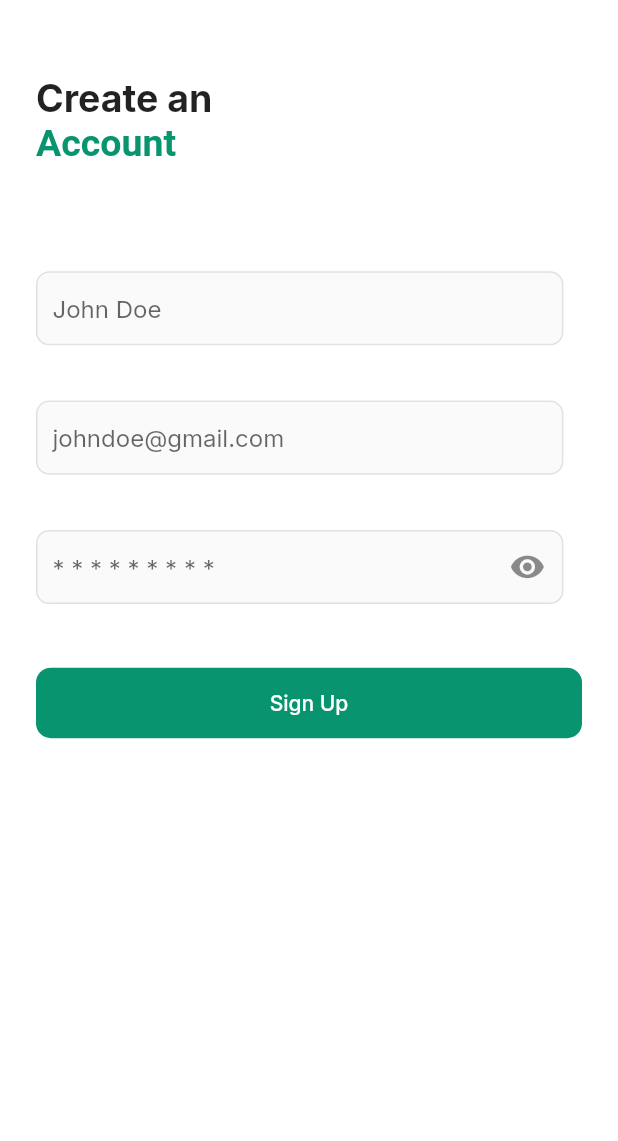
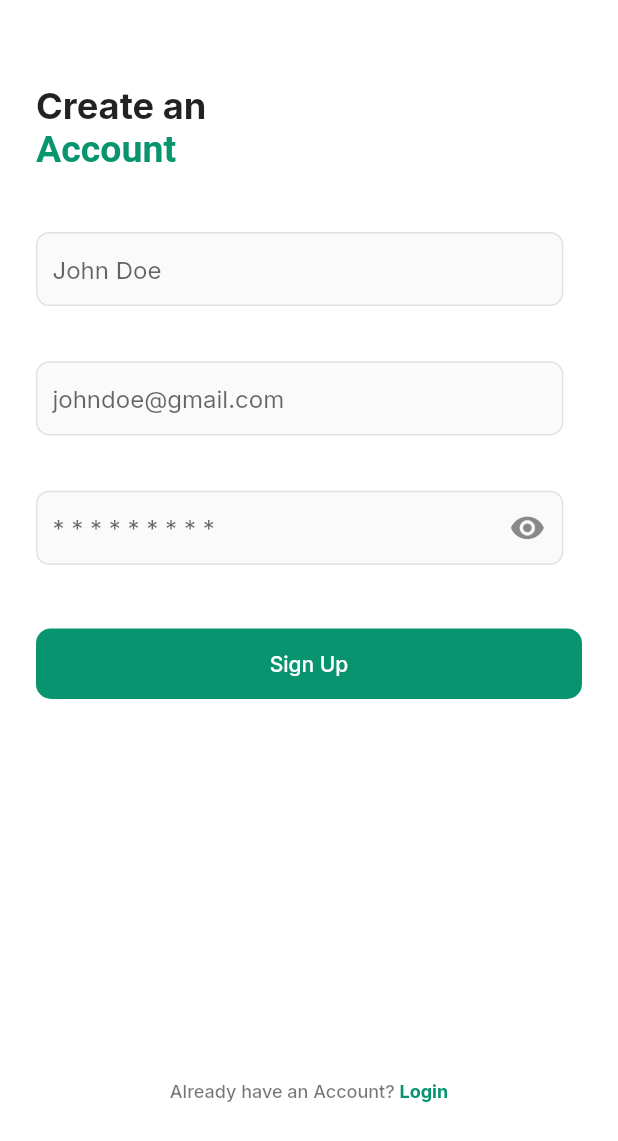
Before and after one commit to this-kin/AuthEase-Light-And-Dark-Theme, a Flutter app: the Register screen opened by its route, on a phone screen of 412 x 824 dp. Shown: the top 1141 px of the screen. Run offline on Flutter 3.47's test engine with Material 2 defaults, Android fonts, the phone set to English and light mode, and no system bars; our stand-ins replace flutter_riverpod, flutter_screenutil, freezed_annotation, google_fonts, hooks_riverpod.

Commit message:
[added] sign up

```diff
--- a/lib/modules/login.dart
+++ b/lib/modules/login.dart
@@ -2,6 +2,8 @@ import 'package:flutter/material.dart';
 import 'package:flutter_screenutil/flutter_screenutil.dart';
 import 'package:qoute_app/core/custom_validator.dart';
 import 'package:qoute_app/core/extensions/widget_extension.dart';
+import 'package:qoute_app/core/routes/app_router.dart';
+import 'package:qoute_app/core/routes/route_generator.dart';
 import 'package:qoute_app/widgets/common_widgets/annotated_scaffolder.dart';
 import 'package:qoute_app/widgets/common_widgets/custom_field.dart';
 import 'package:qoute_app/widgets/common_widgets/primary_button.dart';
@@ -70,6 +72,10 @@ class Login extends StatelessWidget {
                     child: SmallSpanText(
                       title: 'Don\'t have an Account? ',
                       subtitle: 'Sign Up',
+                      onPressed: () {
+                        // go to register
+                        RouteGenerator.pushNamed(AppRouter.register);
+                      },
                     ),
                   )
                 ],
--- a/lib/modules/register.dart
+++ b/lib/modules/register.dart
@@ -3,6 +3,7 @@ import 'package:flutter_screenutil/flutter_screenutil.dart';
 import 'package:hooks_riverpod/hooks_riverpod.dart';
 import 'package:qoute_app/core/custom_validator.dart';
 import 'package:qoute_app/core/extensions/widget_extension.dart';
+import 'package:qoute_app/core/routes/route_generator.dart';
 import 'package:qoute_app/widgets/common_widgets/annotated_scaffolder.dart';
 import 'package:qoute_app/widgets/common_widgets/custom_field.dart';
 import 'package:qoute_app/widgets/common_widgets/text_widgets.dart';
@@ -19,6 +20,10 @@ class Register extends HookConsumerWidget {
   Widget build(BuildContext context, WidgetRef ref) {
     return AnnotatedScaffold(
       child: Scaffold(
+        appBar: AppBar(
+          // leading: ,
+          backgroundColor: context.theme.scaffoldBackgroundColor,
+        ),
         backgroundColor: context.theme.scaffoldBackgroundColor,
         body: SafeArea(
           top: true,
@@ -29,12 +34,11 @@ class Register extends HookConsumerWidget {
               child: Column(
                 crossAxisAlignment: CrossAxisAlignment.start,
                 children: [
-                  SizedBox(height: 50.h),
                   SpanText(
                     title: 'Create an\n',
                     subtitle: 'Account',
                   ),
-                  SizedBox(height: 70.h),
+                  SizedBox(height: 40.h),
                   CustomTextField(
                     hintText: 'John Doe',
                     keyboardType: TextInputType.emailAddress,
@@ -63,6 +67,17 @@ class Register extends HookConsumerWidget {
                         // sign up
                       }
                     },
+                  ),
+                  SizedBox(height: 250.h),
+                  Center(
+                    child: SmallSpanText(
+                      title: 'Already have an Account? ',
+                      subtitle: 'Login',
+                      onPressed: () {
+                        // go to register
+                        RouteGenerator.pop();
+                      },
+                    ),
                   )
                 ],
               ),
--- a/lib/widgets/common_widgets/text_widgets.dart
+++ b/lib/widgets/common_widgets/text_widgets.dart
@@ -1,4 +1,5 @@
 import 'package:flutter/material.dart';
+import 'package:flutter_screenutil/flutter_screenutil.dart';
 import 'package:qoute_app/core/extensions/widget_extension.dart';
 
 class SpanText extends StatelessWidget {
@@ -18,7 +19,7 @@ class SpanText extends StatelessWidget {
         text: TextSpan(
           text: title,
           style: context.theme.textTheme.bodyLarge!.copyWith(
-            fontSize: 25,
+            fontSize: 22.sp,
             fontWeight: FontWeight.bold,
           ),
           children: [
@@ -40,16 +41,22 @@ class SpanText extends StatelessWidget {
 class SmallSpanText extends StatelessWidget {
   final String? title;
   final String? subtitle;
+  final VoidCallback? onPressed;
 
   const SmallSpanText({
     super.key,
     this.title,
     this.subtitle,
+    this.onPressed,
   });
 
   @override
   Widget build(BuildContext context) {
     return Container(
+      child: Semantics(
+        button: true,
+        child: InkWell(
+          onTap: onPressed,
           child: RichText(
             text: TextSpan(
               text: title,
@@ -69,6 +76,8 @@ class SmallSpanText extends StatelessWidget {
               ],
             ),
           ),
+        ),
+      ),
     );
   }
 }
--- a/pubspec.yaml
+++ b/pubspec.yaml
@@ -34,6 +34,7 @@ dependencies:
   pinput:
   country_picker:
   hooks_riverpod:
+  flutter_svg:
 
 dev_dependencies:
   flutter_test:
```
Also changed, not shown: assets/svgs/back.svg (added), pubspec.lock. Lines whose indentation alone changed are shown as unchanged.
